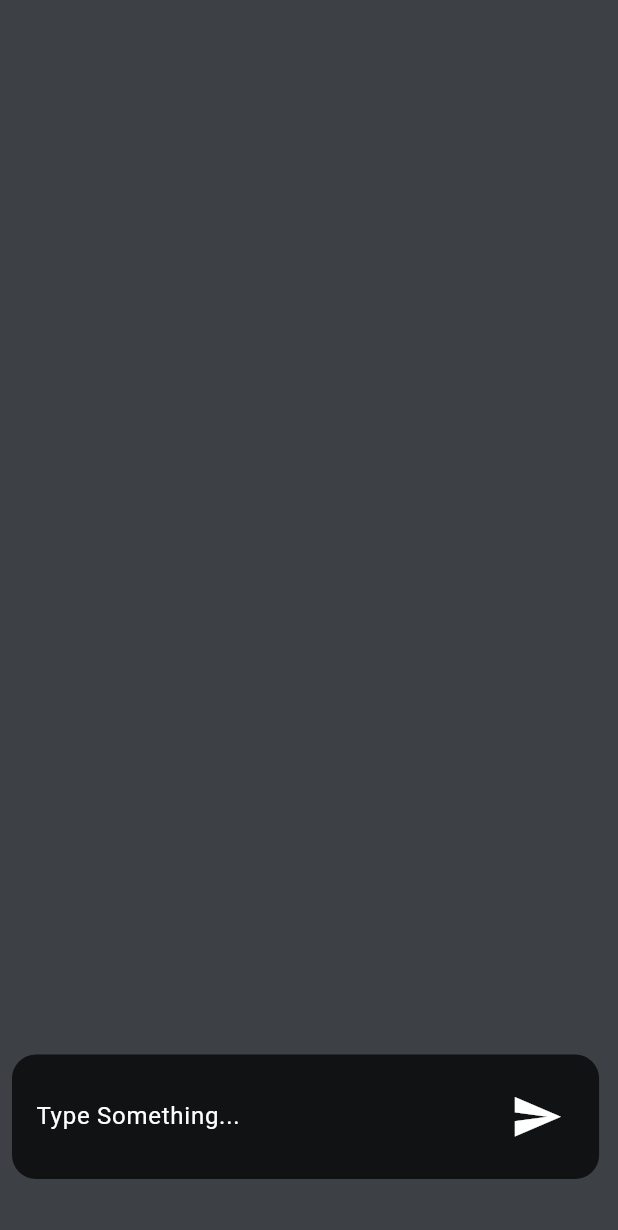
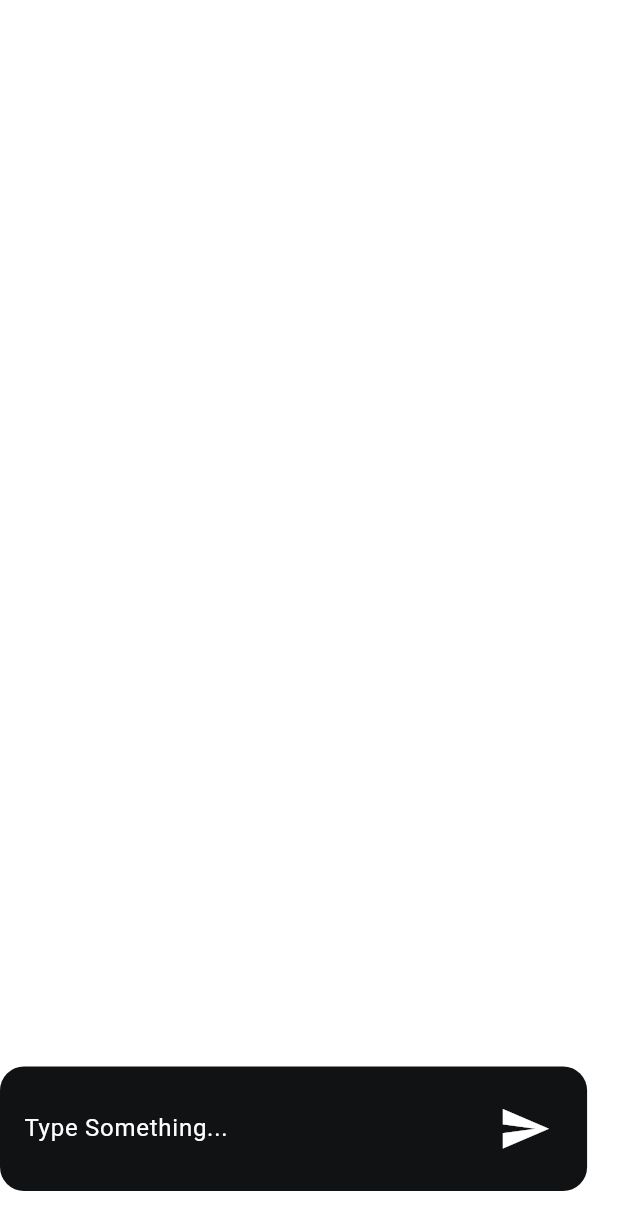
Before and after one commit to Raees453/chatgpt_chat_app, a Flutter app: the screen it shows after launch, on a phone screen of 412 x 824 dp. Shown: the top 1230 px of the screen. Run offline on Flutter 3.47's test engine with Material 2 defaults, Android fonts, the phone set to English and light mode, and no system bars; our stand-ins replace google_fonts, toast.

Commit message:
First Commit

```diff
--- a/lib/api/api_handler.dart
+++ b/lib/api/api_handler.dart
@@ -6,6 +6,8 @@ import 'package:http/http.dart' as http;
 
 class ApiHandler {
   static Future<Map<String, dynamic>> getResponse(String prompt) async {
+
+    print('Hello');
     try {
       final response = await http.post(
         Constants.apiLink,
@@ -21,14 +23,17 @@ class ApiHandler {
         }),
       );
 
+      print('Body :${response.body}');
       var result =
           jsonDecode(response.body)['choices'][0]['message']['content'];
 
+      print('Result: ${result}');
       bool success = true;
       if (result == null) {
         success = false;
         result = 'Some error occurred';
       }
+
       return _buildMap(result, success);
     } on SocketException {
       return _buildMap('Please check you internet connection', false);
--- a/lib/constants/constants.dart
+++ b/lib/constants/constants.dart
@@ -4,7 +4,7 @@ class Constants {
   static const String apiModel = 'gpt-3.5-turbo';
 
   // Place your key here.
-  static const String apiSecretKey = '';
+  static const String apiSecretKey = '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';
 
   static const String type = 'Type Something...';
   static const String copy = 'Copy Response';
--- a/lib/main.dart
+++ b/lib/main.dart
@@ -15,8 +15,9 @@ class MyApp extends StatelessWidget {
       debugShowCheckedModeBanner: false,
       home: const HomeScreen(),
       theme: ThemeData(
+        scaffoldBackgroundColor: Colors.white,
         useMaterial3: true,
-        scaffoldBackgroundColor: const Color.fromRGBO(27, 31, 36, 0.85),
+        // scaffoldBackgroundColor: const Color.fromRGBO(27, 31, 36, 0.85),
         colorScheme: const ColorScheme.dark(
           primary: Color.fromRGBO(27, 31, 36, 1),
           secondary: Color.fromRGBO(61, 60, 94, 1),
--- a/lib/screens/home_screen.dart
+++ b/lib/screens/home_screen.dart
@@ -32,22 +32,20 @@ class _HomeScreenState extends State<HomeScreen> {
   @override
   Widget build(BuildContext context) {
     return Scaffold(
-      body: Padding(
-        padding: const EdgeInsets.all(8.0),
-        child: SizedBox(
+      body: SizedBox(
         width: width * 0.95,
         child: Stack(
           alignment: Alignment.center,
           children: [
             Column(
               children: [
-                  Expanded(
-                    child: ListView.builder(
+                ListView.builder(
                   reverse: true,
+                  shrinkWrap: true,
+                  primary: false,
                   itemCount: _messages.length,
                   itemBuilder: (context, index) =>
                       ChatMessageWidget(message: _messages[index]),
-                    ),
                 ),
                 const SizedBox(height: 80),
               ],
@@ -63,7 +61,6 @@ class _HomeScreenState extends State<HomeScreen> {
                 ),
               ),
           ],
-          ),
         ),
       ),
     );
@@ -103,6 +100,8 @@ class _HomeScreenState extends State<HomeScreen> {
   }
 
   Future<void> _onPressed() async {
+    FocusScope.of(context).unfocus();
+
     final prompt = _controller.text.trim();
     _controller.text = '';
     setState(() {
```
Lines whose indentation alone changed are shown as unchanged.
